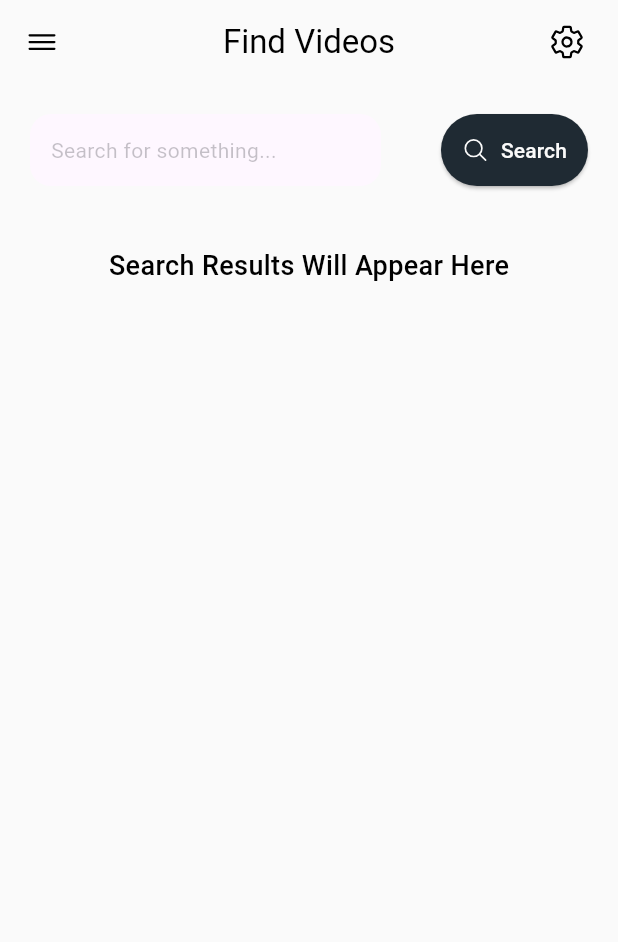
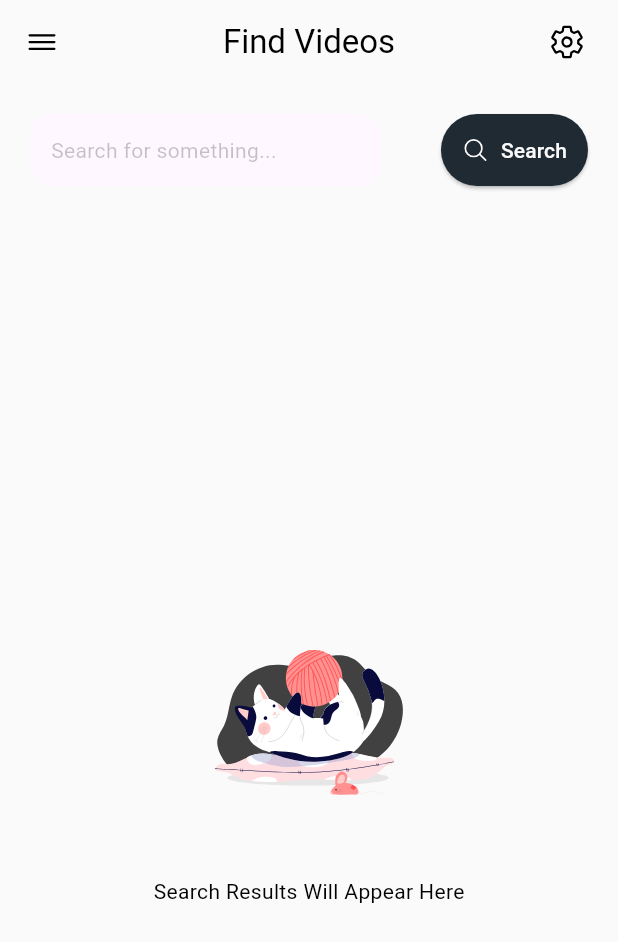
Before and after one commit to danfq/Yoink, a Flutter app: the Yoink screen opened by its route, on a phone screen of 412 x 824 dp. Shown: the top 942 px of the screen. Run offline on Flutter 3.47's test engine with Material 3 defaults, Android fonts, the phone set to English and light mode, and no system bars; drawn by our look-alikes of flutter_advanced_drawer, lottie, toastification; our stand-ins replace adaptive_theme, file_picker, flutter_vector_icons, get, google_fonts, hive and 4 more; missing offline and left inert: ffmpeg_kit_flutter, youtube_explode_dart; accounts and stored records are empty.

Commit message:
UI Updates

```diff
--- a/lib/pages/youtube/find.dart
+++ b/lib/pages/youtube/find.dart
@@ -78,10 +78,16 @@ class _FindVideosState extends State<FindVideos> {
             //Results List
             if (query.isEmpty)
               //Nothing Searched Yet
-              const Center(
-                child: Text(
-                  "Search Results Will Appear Here",
-                  style: TextStyle(fontSize: 18.0, fontWeight: FontWeight.w500),
+              Expanded(
+                child: Column(
+                  mainAxisAlignment: MainAxisAlignment.center,
+                  children: [
+                    //Animation
+                    AnimHandler.asset(animation: "empty", reverse: true),
+
+                    //Text
+                    const Text("Search Results Will Appear Here"),
+                  ],
                 ),
               )
             else
--- a/lib/pages/youtube/playlists.dart
+++ b/lib/pages/youtube/playlists.dart
@@ -23,7 +23,7 @@ class _PlaylistsState extends State<Playlists> {
               .map(
                 (entry) => Playlist(
                   id: entry.key,
-                  name: entry.key,
+                  name: entry.value["name"] ?? entry.key,
                   videos: (entry.value["videos"] as List<dynamic>?)
                           ?.map((video) =>
                               Video.fromJSON(video as Map<dynamic, dynamic>))
```
